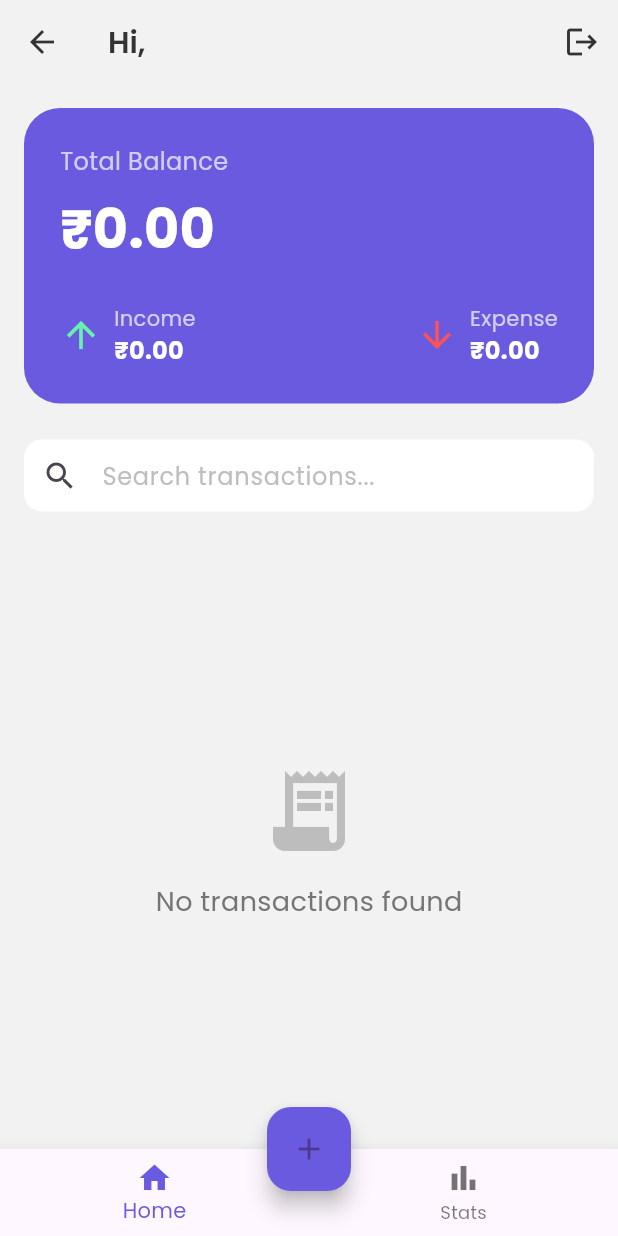
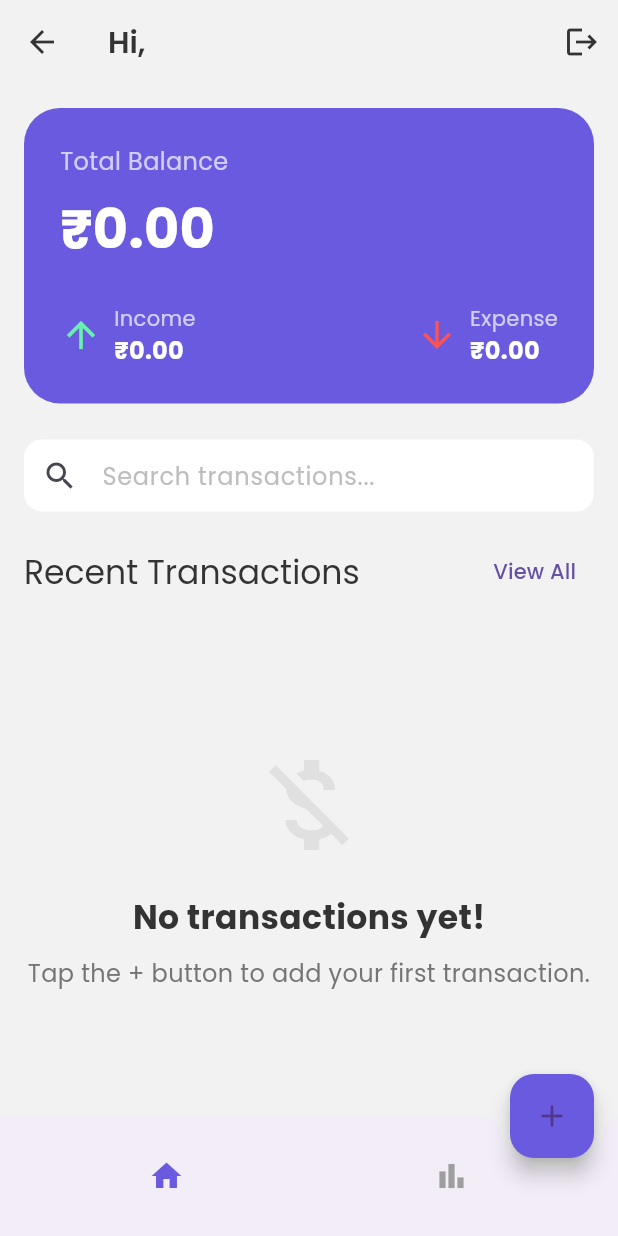
Before and after one commit to swasthikdevadiga1/Mad, a Flutter app: the MainScreen screen opened by its route, on a phone screen of 412 x 824 dp. Run offline on Flutter 3.47's test engine with Material 3 defaults, Android fonts, the phone set to English and light mode, and no system bars; our stand-ins replace get, google_fonts, sqflite_common_ffi; accounts and stored records are empty.

Commit message:
Newly added

```diff
--- a/lib/controllers/transaction_controller.dart
+++ b/lib/controllers/transaction_controller.dart
@@ -1,6 +1,5 @@
 import 'package:get/get.dart';
 import 'auth_controller.dart';
-import '../models/user_model.dart';
 import '../models/transaction_model.dart';
 import '../services/db_service.dart';
 
--- a/lib/screens/home_screen.dart
+++ b/lib/screens/home_screen.dart
@@ -88,6 +88,22 @@ class HomeScreen extends StatelessWidget {
             ),
             const SizedBox(height: 16),
             // Transactions List
+            Row(
+              mainAxisAlignment: MainAxisAlignment.spaceBetween,
+              children: [
+                Text(
+                  'Recent Transactions',
+                  style: Theme.of(context).textTheme.titleLarge,
+                ),
+                TextButton(
+                  onPressed: () {
+                    // TODO: Implement view all transactions
+                  },
+                  child: const Text('View All'),
+                )
+              ],
+            ),
+            const SizedBox(height: 8),
             Expanded(
               child: Obx(() {
                 if (transactionController.isLoading.value) {
@@ -99,15 +115,24 @@ class HomeScreen extends StatelessWidget {
                       mainAxisAlignment: MainAxisAlignment.center,
                       children: [
                         Icon(
-                          Icons.receipt_long,
-                          size: 64,
-                          color: Colors.grey[400],
+                          Icons.money_off,
+                          size: 80,
+                          color: Colors.grey[300],
                         ),
-                        const SizedBox(height: 16),
+                        const SizedBox(height: 20),
+                        const Text(
+                          'No transactions yet!',
+                          style: TextStyle(
+                            fontSize: 22,
+                            fontWeight: FontWeight.bold,
+                          ),
+                        ),
+                        const SizedBox(height: 10),
                         Text(
-                          'No transactions found',
+                          'Tap the + button to add your first transaction.',
+                          textAlign: TextAlign.center,
                           style: TextStyle(
-                            fontSize: 18,
+                            fontSize: 16,
                             color: Colors.grey[600],
                           ),
                         ),
--- a/lib/screens/main_screen.dart
+++ b/lib/screens/main_screen.dart
@@ -2,7 +2,6 @@ import 'package:flutter/material.dart';
 import 'package:get/get.dart';
 import 'home_screen.dart';
 import 'stats_screen.dart';
-import 'add_transaction.dart';
 import '../routes/app_routes.dart';
 import '../utils/app_theme.dart';
 
@@ -29,27 +28,38 @@ class _MainScreenState extends State<MainScreen> {
   Widget build(BuildContext context) {
     return Scaffold(
       body: _screens[_selectedIndex],
-      bottomNavigationBar: BottomNavigationBar(
-        items: const <BottomNavigationBarItem>[
-          BottomNavigationBarItem(
-            icon: Icon(Icons.home),
-            label: 'Home',
-          ),
-          BottomNavigationBarItem(
-            icon: Icon(Icons.bar_chart),
-            label: 'Stats',
-          ),
-        ],
-        currentIndex: _selectedIndex,
-        selectedItemColor: AppTheme.primaryColor,
-        onTap: _onItemTapped,
-      ),
       floatingActionButton: FloatingActionButton(
         onPressed: () => Get.toNamed(AppRoutes.addTransaction),
         child: Icon(Icons.add),
         backgroundColor: AppTheme.primaryColor,
       ),
-      floatingActionButtonLocation: FloatingActionButtonLocation.centerDocked,
+      floatingActionButtonLocation: FloatingActionButtonLocation.endDocked,
+      bottomNavigationBar: BottomAppBar(
+        shape: CircularNotchedRectangle(),
+        notchMargin: 8.0,
+        child: Container(
+          height: 60,
+          child: Row(
+            mainAxisAlignment: MainAxisAlignment.spaceAround,
+            children: <Widget>[
+              IconButton(
+                icon: Icon(Icons.home,
+                    color: _selectedIndex == 0
+                        ? AppTheme.primaryColor
+                        : Colors.grey),
+                onPressed: () => _onItemTapped(0),
+              ),
+              IconButton(
+                icon: Icon(Icons.bar_chart,
+                    color: _selectedIndex == 1
+                        ? AppTheme.primaryColor
+                        : Colors.grey),
+                onPressed: () => _onItemTapped(1),
+              ),
+            ],
+          ),
+        ),
+      ),
     );
   }
 }
--- a/lib/services/db_service.dart
+++ b/lib/services/db_service.dart
@@ -14,6 +14,7 @@ class DbService {
   }
   static Future<Database> _initDB() async {
     String path = join(await getDatabasesPath(), 'app.db');
+    print('Database path: $path');
     return await openDatabase(
       path,
       version: 1,
```
Also changed, not shown: lib/screens/add_transaction.dart (+34 -22 lines), lib/screens/stats_screen.dart (+32 -8 lines), 2 other files.
